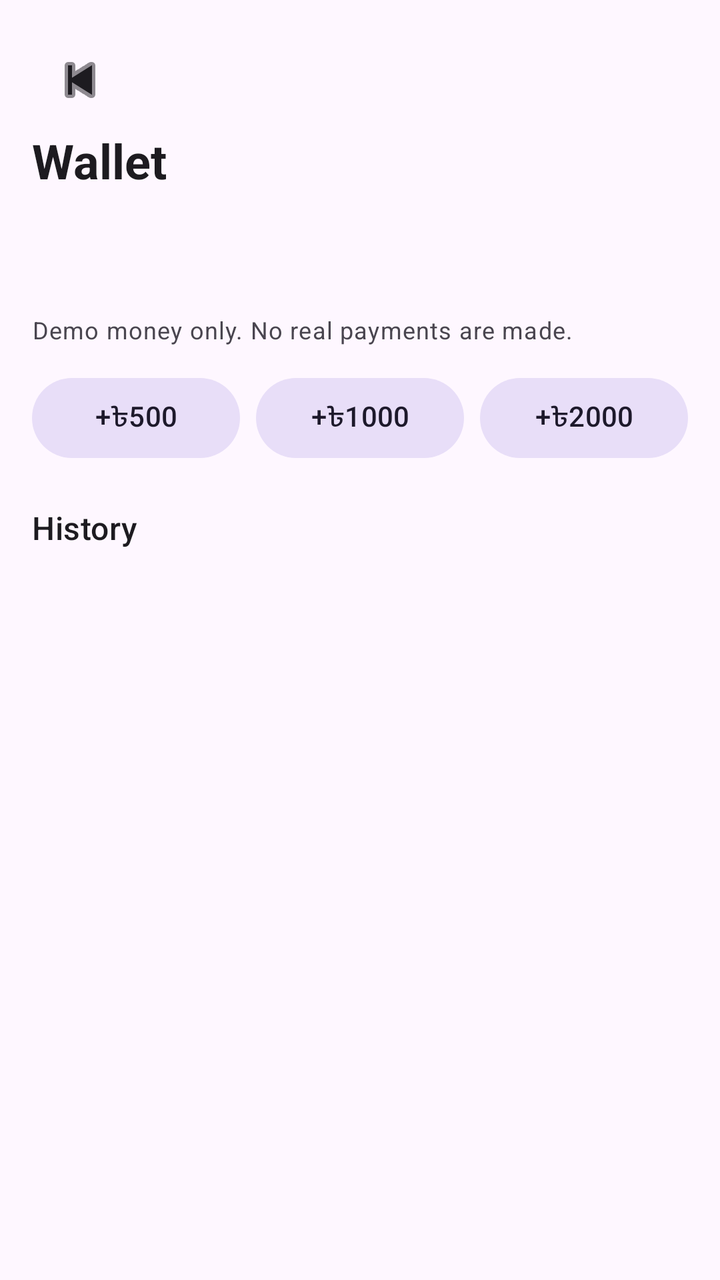
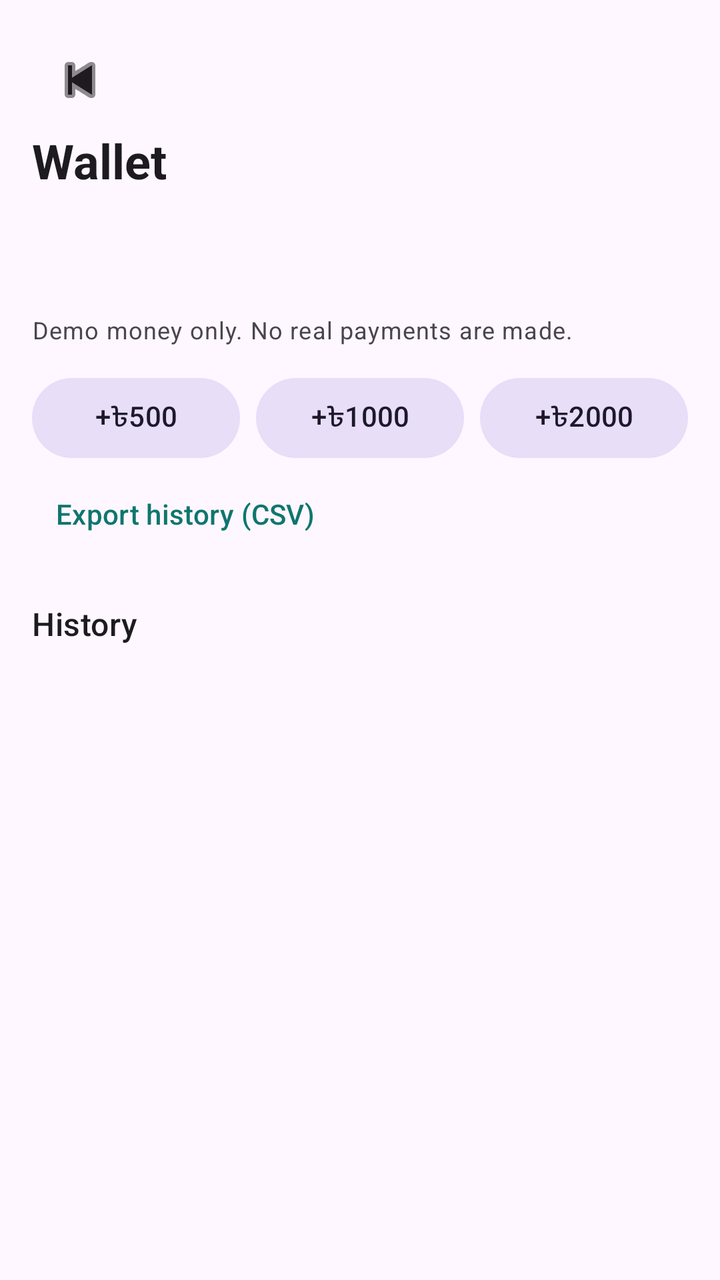

The first picture is an Android layout as it rendered before a commit; the second is the same layout after the commit. The layout source and the unified diff follow.
<!-- AndroidManifest.xml: application theme Theme.RentNear -->
<!-- res/layout/fragment_wallet.xml -->
<?xml version="1.0" encoding="utf-8"?>
<LinearLayout xmlns:android="http://schemas.android.com/apk/res/android"
    android:layout_width="match_parent"
    android:layout_height="match_parent"
    android:orientation="vertical"
    android:padding="16dp">

    <ImageButton
        android:id="@+id/btnBack"
        android:layout_width="48dp"
        android:layout_height="48dp"
        android:background="?attr/selectableItemBackgroundBorderless"
        android:contentDescription="@string/back"
        android:src="@android:drawable/ic_media_previous"
        xmlns:app="http://schemas.android.com/apk/res-auto"
        app:tint="?attr/colorOnSurface" />

    <TextView
        android:layout_width="wrap_content"
        android:layout_height="wrap_content"
        android:text="@string/wallet"
        android:textAppearance="@style/TextAppearance.Material3.HeadlineSmall"
        android:textStyle="bold" />

    <TextView
        android:id="@+id/tvBalance"
        android:layout_width="wrap_content"
        android:layout_height="wrap_content"
        android:layout_marginTop="8dp"
        android:textAppearance="@style/TextAppearance.Material3.DisplaySmall"
        android:textColor="?attr/colorPrimary"
        android:textStyle="bold" />

    <TextView
        android:layout_width="match_parent"
        android:layout_height="wrap_content"
        android:layout_marginTop="4dp"
        android:text="@string/wallet_note"
        android:textAppearance="@style/TextAppearance.Material3.BodySmall" />

    <LinearLayout
        android:layout_width="match_parent"
        android:layout_height="wrap_content"
        android:layout_marginTop="12dp"
        android:orientation="horizontal">

        <com.google.android.material.button.MaterialButton
            android:id="@+id/btnAdd500"
            style="@style/Widget.Material3.Button.TonalButton"
            android:layout_width="0dp"
            android:layout_height="wrap_content"
            android:layout_weight="1"
            android:text="@string/add_500" />

        <com.google.android.material.button.MaterialButton
            android:id="@+id/btnAdd1000"
            style="@style/Widget.Material3.Button.TonalButton"
            android:layout_width="0dp"
            android:layout_height="wrap_content"
            android:layout_marginStart="8dp"
            android:layout_weight="1"
            android:text="@string/add_1000" />

        <com.google.android.material.button.MaterialButton
            android:id="@+id/btnAdd2000"
            style="@style/Widget.Material3.Button.TonalButton"
            android:layout_width="0dp"
            android:layout_height="wrap_content"
            android:layout_marginStart="8dp"
            android:layout_weight="1"
            android:text="@string/add_2000" />
    </LinearLayout>

    <TextView
        android:layout_width="wrap_content"
        android:layout_height="wrap_content"
        android:layout_marginTop="20dp"
        android:text="@string/history"
        android:textAppearance="@style/TextAppearance.Material3.TitleMedium" />

    <androidx.recyclerview.widget.RecyclerView
        android:id="@+id/recycler"
        android:layout_width="match_parent"
        android:layout_height="0dp"
        android:layout_marginTop="8dp"
        android:layout_weight="1" />
</LinearLayout>
<!-- resources referenced by this layout -->
<resources>
  <string name="add_1000">+৳1000</string>
  <string name="add_2000">+৳2000</string>
  <string name="add_500">+৳500</string>
  <string name="back">Back</string>
  <string name="history">History</string>
  <string name="wallet">Wallet</string>
  <string name="wallet_note">Demo money only. No real payments are made.</string>
  <style name="Theme.RentNear" parent="Theme.Material3.DayNight.NoActionBar">
          <item name="colorPrimary">#0F766E</item>
          <item name="colorOnPrimary">#FFFFFF</item>
          <item name="colorSecondary">#F59E0B</item>
      </style>
</resources>

<!-- the commit's change to res/layout/fragment_wallet.xml (unified diff, before → after) -->
@@ -71,6 +71,13 @@
             android:text="@string/add_2000" />
     </LinearLayout>
 
+    <com.google.android.material.button.MaterialButton
+        android:id="@+id/btnExport"
+        style="@style/Widget.Material3.Button.TextButton"
+        android:layout_width="wrap_content"
+        android:layout_height="wrap_content"
+        android:text="@string/wallet_export" />
+
     <TextView
         android:layout_width="wrap_content"
         android:layout_height="wrap_content"
<!-- resource entries referenced after the edit -->
@@ -6,6 +6,7 @@
   <string name="back">Back</string>
   <string name="history">History</string>
   <string name="wallet">Wallet</string>
+  <string name="wallet_export">Export history (CSV)</string>
   <string name="wallet_note">Demo money only. No real payments are made.</string>
   <style name="Theme.RentNear" parent="Theme.Material3.DayNight.NoActionBar">
           <item name="colorPrimary">#0F766E</item>
